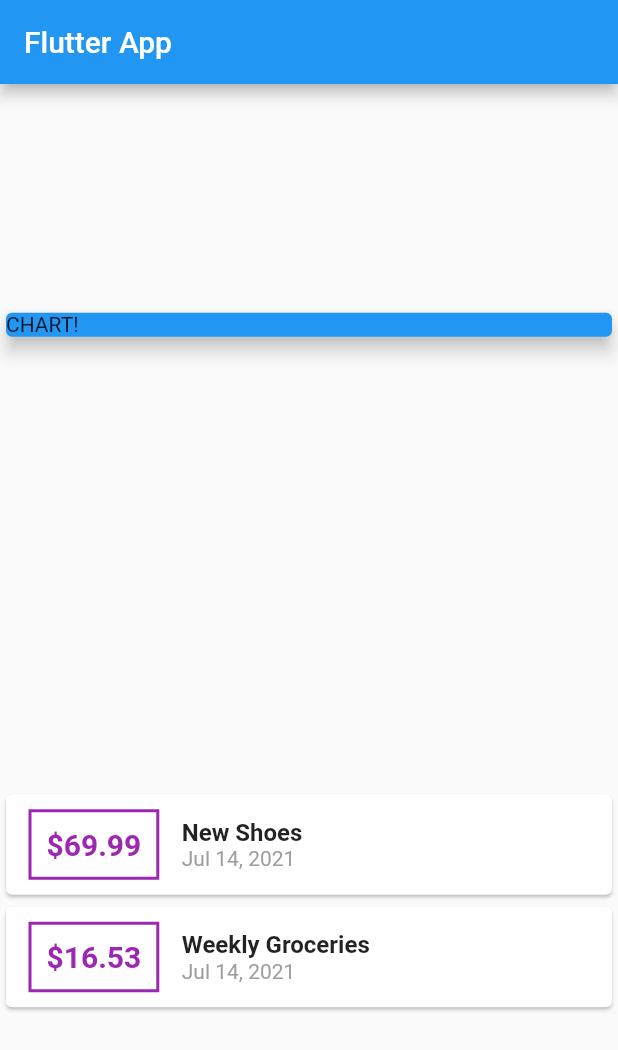
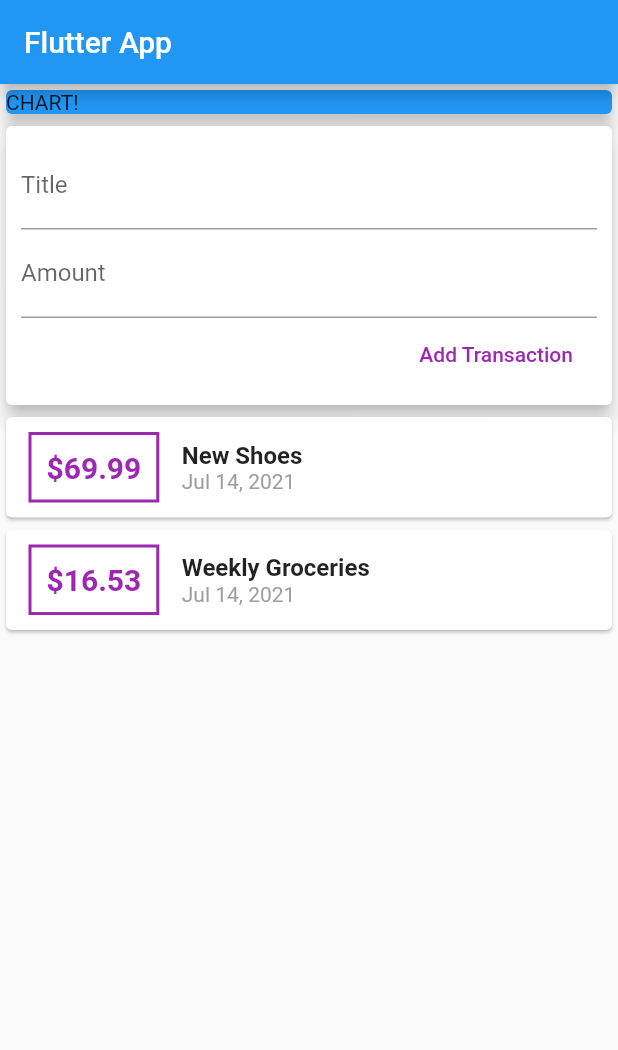
Before and after one commit to minsuhan1/flutter-dev, a Flutter app: the screen it shows after launch, on a phone screen of 412 x 824 dp. Shown: the top 1050 px of the screen. Run offline on Flutter 3.47's test engine with Material 2 defaults, Android fonts, the phone set to English and light mode, and no system bars.

Commit message:
Adding Text Input Widgets & Fetching User Inputs, Using ListViews

```diff
--- a/expenses_planner/lib/main.dart
+++ b/expenses_planner/lib/main.dart
@@ -1,6 +1,7 @@
 import 'package:flutter/material.dart';
-import './transaction.dart';
-import 'package:intl/intl.dart';
+import './widgets/user_transaction.dart';
+import './widgets/new_transaction.dart';
+import './widgets/transaction_list.dart';
 
 void main() => runApp(MyApp());
 
@@ -15,20 +16,10 @@
 }
 
 class MyHomePage extends StatelessWidget {
-  final List<Transaction> transactions = [
-    Transaction(
-      id: 't1',
-      title: 'New Shoes',
-      amount: 69.99,
-      date: DateTime.now(),
-    ),
-    Transaction(
-      id: 't2',
-      title: 'Weekly Groceries',
-      amount: 16.53,
-      date: DateTime.now(),
-    ),
-  ];
+  // String titleInput;
+  // String amountInput;
+  final titleController = TextEditingController();
+  final amountController = TextEditingController();
 
   @override
   Widget build(BuildContext context) {
@@ -36,8 +27,9 @@
       appBar: AppBar(
         title: Text('Flutter App'),
       ),
-      body: Column(
-        mainAxisAlignment: MainAxisAlignment.spaceAround,
+      body: SingleChildScrollView(
+        child: Column(
+          // mainAxisAlignment: MainAxisAlignment.start,
           crossAxisAlignment: CrossAxisAlignment.stretch,
           children: [
             Container(
@@ -48,52 +40,9 @@
                 elevation: 5,
               ),
             ),
-          Column(
-            children: transactions.map((tx) {
-              return Card(
-                child: Row(
-                  children: [
-                    Container(
-                      margin: EdgeInsets.symmetric(
-                        vertical: 10,
-                        horizontal: 15,
-                      ),
-                      decoration: BoxDecoration(
-                        border: Border.all(
-                          color: Colors.purple,
-                          width: 2,
-                        ),
-                      ),
-                      padding: EdgeInsets.all(10),
-                      child: Text(
-                        '\$${tx.amount}',
-                        style: TextStyle(
-                          fontWeight: FontWeight.bold,
-                          fontSize: 20,
-                          color: Colors.purple,
-                        ),
-                      ),
-                    ),
-                    Column(
-                      crossAxisAlignment: CrossAxisAlignment.start,
-                      children: [
-                        Text(tx.title,
-                            style: TextStyle(
-                              fontSize: 16,
-                              fontWeight: FontWeight.bold,
-                            )),
-                        Text(
-                          DateFormat.yMMMd().format(tx.date),
-                          style: TextStyle(color: Colors.grey),
-                        ),
-                      ],
-                    )
+            UserTransactions()
           ],
         ),
-              );
-            }).toList(),
-          ),
-        ],
       ),
     );
   }
--- /dev/null
+++ b/expenses_planner/lib/widgets/new_transaction.dart
@@ -0,0 +1,49 @@
+import 'package:flutter/material.dart';
+import './user_transaction.dart';
+
+class NewTransaction extends StatelessWidget {
+  final Function addTx;
+  final titleController = TextEditingController();
+  final amountController = TextEditingController();
+
+  NewTransaction(this.addTx);
+
+  @override
+  Widget build(BuildContext context) {
+    return Card(
+      elevation: 5,
+      child: Container(
+        padding: EdgeInsets.all(10),
+        child: Column(
+          crossAxisAlignment: CrossAxisAlignment.end,
+          children: [
+            TextField(
+              decoration: InputDecoration(labelText: 'Title'),
+              controller: titleController,
+              // onChanged: (val) {
+              //   titleInput = val;
+              // },
+            ),
+            TextField(
+              decoration: InputDecoration(labelText: 'Amount'),
+              controller: amountController,
+              // onChanged: (val) {
+              //   amountInput = val;
+              // },
+            ),
+            FlatButton(
+              onPressed: () {
+                addTx(
+                  titleController.text,
+                  double.parse(amountController.text),
+                );
+              },
+              child: Text('Add Transaction'),
+              textColor: Colors.purple,
+            )
+          ],
+        ),
+      ),
+    );
+  }
+}
--- /dev/null
+++ b/expenses_planner/lib/widgets/transaction_list.dart
@@ -0,0 +1,62 @@
+import 'package:flutter/material.dart';
+import '../models/transaction.dart';
+import 'package:intl/intl.dart';
+
+class TransactionList extends StatelessWidget {
+  final List<Transaction> transactions;
+
+  TransactionList(this.transactions);
+
+  @override
+  Widget build(BuildContext context) {
+    return Container(
+      height: 300,
+      child: ListView.builder(
+        itemBuilder: (ctx, index) {
+          return Card(
+            child: Row(
+              children: [
+                Container(
+                  margin: EdgeInsets.symmetric(
+                    vertical: 10,
+                    horizontal: 15,
+                  ),
+                  decoration: BoxDecoration(
+                    border: Border.all(
+                      color: Colors.purple,
+                      width: 2,
+                    ),
+                  ),
+                  padding: EdgeInsets.all(10),
+                  child: Text(
+                    '\$${transactions[index].amount}',
+                    style: TextStyle(
+                      fontWeight: FontWeight.bold,
+                      fontSize: 20,
+                      color: Colors.purple,
+                    ),
+                  ),
+                ),
+                Column(
+                  crossAxisAlignment: CrossAxisAlignment.start,
+                  children: [
+                    Text(transactions[index].title,
+                        style: TextStyle(
+                          fontSize: 16,
+                          fontWeight: FontWeight.bold,
+                        )),
+                    Text(
+                      DateFormat.yMMMd().format(transactions[index].date),
+                      style: TextStyle(color: Colors.grey),
+                    ),
+                  ],
+                )
+              ],
+            ),
+          );
+        },
+        itemCount: transactions.length,
+      ),
+    );
+  }
+}
--- /dev/null
+++ b/expenses_planner/lib/widgets/user_transaction.dart
@@ -0,0 +1,47 @@
+import 'package:flutter/material.dart';
+import './new_transaction.dart';
+import './transaction_list.dart';
+import '../models/transaction.dart';
+
+class UserTransactions extends StatefulWidget {
+  @override
+  _UserTransactionsState createState() => _UserTransactionsState();
+}
+
+class _UserTransactionsState extends State<UserTransactions> {
+  final List<Transaction> _userTransactions = [
+    Transaction(
+      id: 't1',
+      title: 'New Shoes',
+      amount: 69.99,
+      date: DateTime.now(),
+    ),
+    Transaction(
+      id: 't2',
+      title: 'Weekly Groceries',
+      amount: 16.53,
+      date: DateTime.now(),
+    ),
+  ];
+
+  void _addNewTransaction(String txTitle, double txAmount) {
+    final newTx = Transaction(
+      title: txTitle,
+      amount: txAmount,
+      date: DateTime.now(),
+      id: DateTime.now().toString(),
+    );
+
+    setState(() {
+      _userTransactions.add(newTx);
+    });
+  }
+
+  @override
+  Widget build(BuildContext context) {
+    return Column(children: [
+      NewTransaction(_addNewTransaction),
+      TransactionList(_userTransactions),
+    ]);
+  }
+}
```
Also changed, not shown: expenses_planner/lib/models/transaction.dart (renamed from expenses_planner/lib/transaction.dart). Lines whose indentation alone changed are shown as unchanged.
